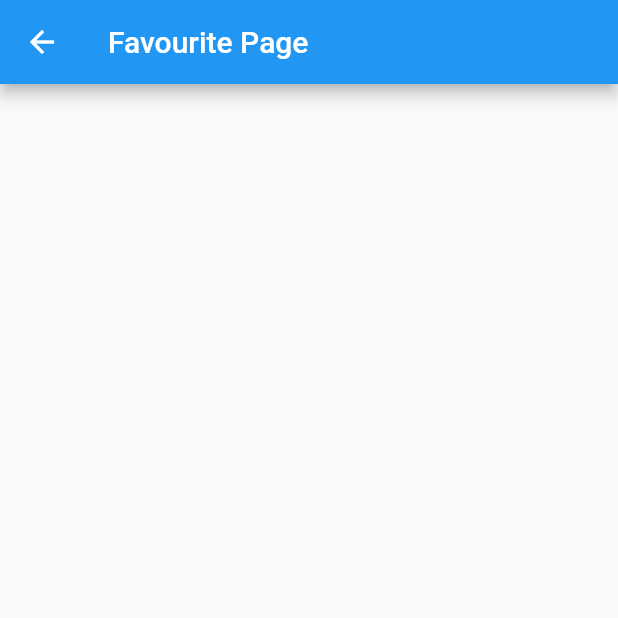
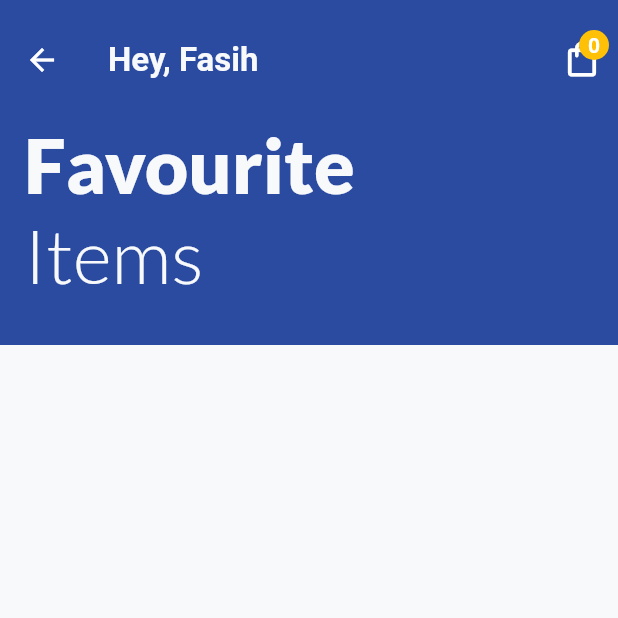
Before and after one commit to muhammadfasih001/Ecommerce-Grocerry-Shopping-App, a Flutter app: the FavouritePageView screen opened directly, on a phone screen of 412 x 824 dp, the top half of it. Run offline on Flutter 3.47's test engine with Material 2 defaults, Android fonts, the phone set to English and light mode, and no system bars; our stand-ins replace curved_navigation_bar, google_fonts; missing offline and left inert: animated_rating_stars.

Commit message:
continue fv screens

```diff
--- a/lib/screens/get started view/Bottom Navigation bar/screens/Favourite Page View/favourite_page.dart
+++ b/lib/screens/get started view/Bottom Navigation bar/screens/Favourite Page View/favourite_page.dart
@@ -1,5 +1,9 @@
 import 'package:flutter/material.dart';
 import 'package:flutter_groccery_app/constant/App.colors.dart';
+import 'package:flutter_groccery_app/constant/custom_textStyle.dart';
+import 'package:flutter_groccery_app/screens/get%20started%20view/Bottom%20Navigation%20bar/screens/Add%20To%20Cart%20Page%20View/Add%20to%20Cart%20Widget/add_to_cart_page.dart';
+import 'package:flutter_groccery_app/screens/get%20started%20view/Bottom%20Navigation%20bar/screens/Home%20Page%20View/home_page_view.dart';
+import 'package:google_fonts/google_fonts.dart';
 
 class FavouritePageView extends StatefulWidget {
   const FavouritePageView({super.key});
@@ -13,7 +17,103 @@ class _FavouritePageViewState extends State<FavouritePageView> {
   Widget build(BuildContext context) {
     return Scaffold(
       backgroundColor: AppDarkColors.black1,
-      appBar: AppBar(title: Text("Favourite Page")),
+      appBar: AppBar(
+        toolbarHeight: 80,
+        backgroundColor: AppColors.blue,
+        elevation: 0,
+        title: Text(
+          "Hey, Fasih",
+          style: CustomTextStyle22.h1SemiBold22,
+        ),
+        actions: [
+          Stack(
+            children: [
+              Padding(
+                padding: EdgeInsets.only(top: 15),
+                child: IconButton(
+                  onPressed: () async {
+                    await Navigator.push(
+                      context,
+                      MaterialPageRoute(
+                        builder: (context) => AddToCartPage(
+                          item: cartItems,
+                        ),
+                      ),
+                    );
+                    setState(() {});
+                  },
+                  icon: const Icon(
+                    Icons.shopping_bag_outlined,
+                    size: 28,
+                  ),
+                ),
+              ),
+              Positioned(
+                right: 6,
+                top: 20,
+                child: Container(
+                  height: 20,
+                  width: 20,
+                  decoration: BoxDecoration(
+                    borderRadius: BorderRadius.circular(50),
+                    color: Colors.amber,
+                  ),
+                  child: Center(
+                    //appbar
+                    child: Text(
+                      cartItems.length.toString(),
+                      style: TextStyle(
+                        color: Colors.white,
+                        fontWeight: FontWeight.bold,
+                      ),
+                    ),
+                  ),
+                ),
+              ),
+            ],
+          ),
+        ],
+      ),
+      body: SingleChildScrollView(
+        child: Column(
+          children: [
+            Container(
+              height: 150,
+              width: double.infinity,
+              decoration: BoxDecoration(
+                color: AppColors.blue,
+              ),
+              child: Column(
+                crossAxisAlignment: CrossAxisAlignment.start,
+                children: [
+                  Padding(
+                    padding: EdgeInsets.only(left: 16),
+                    child: Text(
+                      "Favourite",
+                      style: GoogleFonts.lato(
+                        fontSize: 50,
+                        fontWeight: FontWeight.w800,
+                        color: AppDarkColors.black1,
+                      ),
+                    ),
+                  ),
+                  Padding(
+                    padding: EdgeInsets.only(left: 16),
+                    child: Text(
+                      "Items",
+                      style: GoogleFonts.lato(
+                        fontSize: 50,
+                        fontWeight: FontWeight.w300,
+                        color: AppDarkColors.black1,
+                      ),
+                    ),
+                  ),
+                ],
+              ),
+            ),
+          ],
+        ),
+      ),
     );
   }
 }
```
